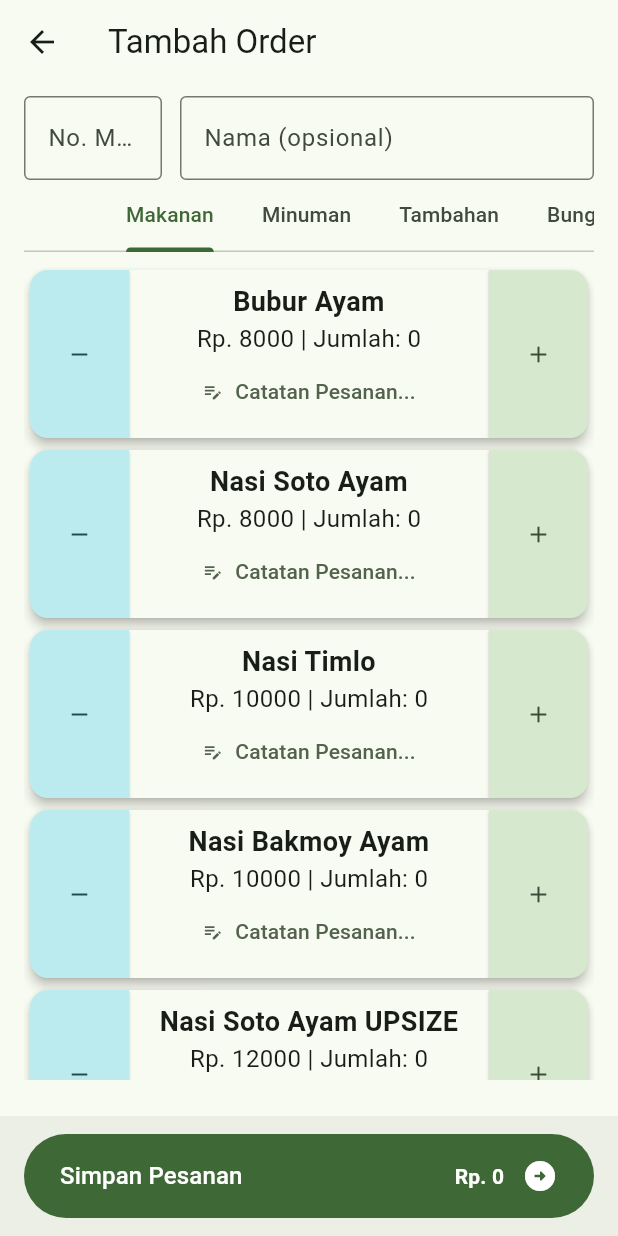
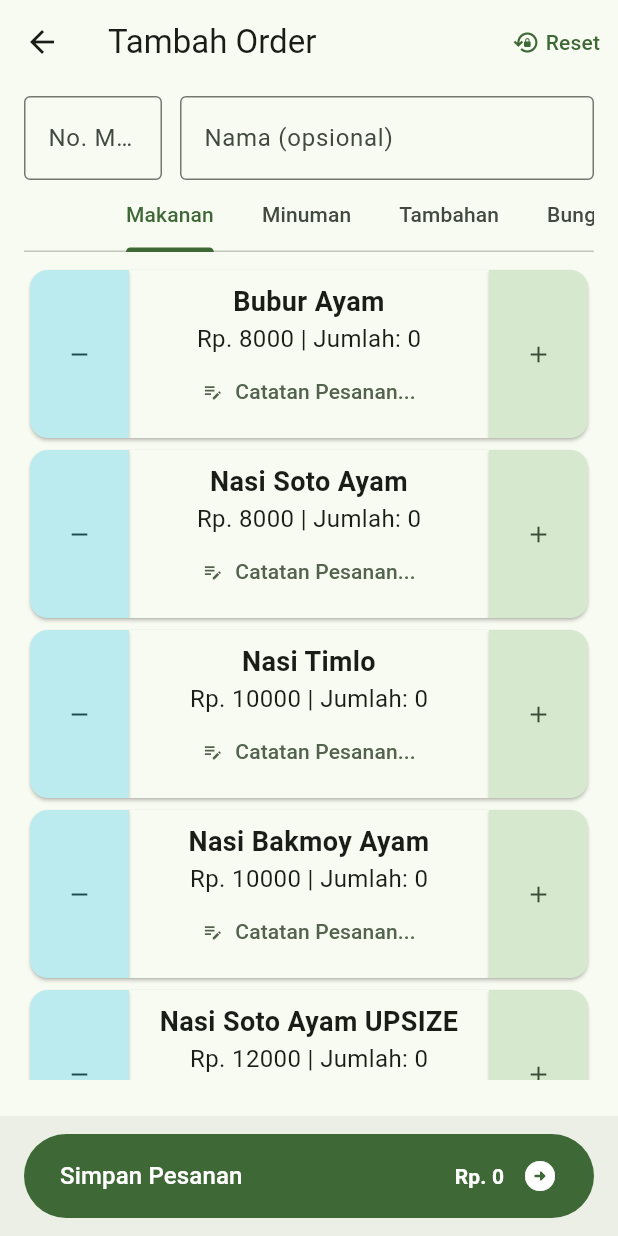
Before and after one commit to bootloopmaster636/warjo_order_management, a Flutter app: the AddOrder screen opened directly, on a phone screen of 412 x 824 dp. Run offline on Flutter 3.47's test engine with Material 2 defaults, Android fonts, the phone set to English and light mode, and no system bars; our stand-ins replace flutter_riverpod, google_fonts.

Commit message:
fixed item counter and add reset feature

```diff
--- a/lib/Routes/AddOrder.dart
+++ b/lib/Routes/AddOrder.dart
@@ -9,17 +9,32 @@ final tempPesananProvider =
     ChangeNotifierProvider((ref) => pesanan().initPesanan());
 var formatter = NumberFormat('###,###,###');
 
-class AddOrder extends StatelessWidget {
+class AddOrder extends ConsumerWidget {
   const AddOrder({Key? key}) : super(key: key);
 
   @override
-  Widget build(BuildContext context) {
+  Widget build(BuildContext context, WidgetRef ref) {
     return DefaultTabController(
       length: 4,
       child: Scaffold(
           backgroundColor: Theme.of(context).colorScheme.background,
           appBar: AppBar(
             title: const Text('Tambah Order'),
+            actions: [
+              TextButton(
+                  onPressed: () {
+                    ref.read(tempPesananProvider).initPesanan();
+                  },
+                  child: const Row(
+                    children: [
+                      Icon(Icons.lock_reset_outlined),
+                      SizedBox(
+                        width: 4,
+                      ),
+                      Text("Reset")
+                    ],
+                  ))
+            ],
           ),
           body: Padding(
             padding: const EdgeInsets.fromLTRB(16, 8, 16, 4),
@@ -101,7 +116,8 @@ class AddOrder extends StatelessWidget {
                             itemCount: makananItems?.length,
                             itemBuilder: (context, index) {
                               return ItemCard(
-                                  items: makananItems![index], id: makananItems[index].id);
+                                  items: makananItems![index],
+                                  id: makananItems[index].id);
                             },
                           );
                         }),
@@ -161,7 +177,8 @@ class AddOrder extends StatelessWidget {
                               itemCount: bungkusItems?.length,
                               itemBuilder: (context, index) {
                                 return ItemCard(
-                                    items: bungkusItems![index], id: bungkusItems[index].id);
+                                    items: bungkusItems![index],
+                                    id: bungkusItems[index].id);
                               });
                         }),
                       ]),
@@ -209,8 +226,7 @@ class AddOrder extends StatelessWidget {
 }
 
 class ItemCard extends ConsumerStatefulWidget {
-  const ItemCard({Key? key, required this.items, required this.id})
-      : super(key: key);
+  const ItemCard({super.key, required this.items, required this.id});
 
   final item items;
   final int? id;
@@ -229,7 +245,7 @@ class ItemCardState extends ConsumerState<ItemCard> {
   @override
   Widget build(BuildContext context) {
     return Card(
-        elevation: 3,
+        elevation: 1,
         clipBehavior: Clip.antiAliasWithSaveLayer,
         color: Theme.of(context).colorScheme.surface,
         child: Row(
@@ -240,10 +256,14 @@ class ItemCardState extends ConsumerState<ItemCard> {
               flex: 1,
               child: ElevatedButton(
                   onPressed: () {
-                    print("counter decrement");
+                    ref
+                        .read(tempPesananProvider)
+                        .setItemCount(widget.id!, widget.items.jumlah! - 1);
                   },
                   onLongPress: () {
-                    print("counter bigstep decrement");
+                    ref
+                        .read(tempPesananProvider)
+                        .setItemCount(widget.id!, widget.items.jumlah! - 5);
                   },
                   style: ElevatedButton.styleFrom(
                       backgroundColor:
@@ -289,8 +309,9 @@ class ItemCardState extends ConsumerState<ItemCard> {
                                     Icon(
                                       Icons.edit_note_outlined,
                                       size: 14,
-                                      color:
-                                          Theme.of(context).colorScheme.secondary,
+                                      color: Theme.of(context)
+                                          .colorScheme
+                                          .secondary,
                                     ),
                                     const SizedBox(
                                       width: 8,
@@ -315,10 +336,14 @@ class ItemCardState extends ConsumerState<ItemCard> {
               flex: 1,
               child: ElevatedButton(
                   onPressed: () {
-                    print("counter increment");
+                    ref
+                        .read(tempPesananProvider)
+                        .setItemCount(widget.id!, widget.items.jumlah! + 1);
                   },
                   onLongPress: () {
-                    print("counter bigstep increment");
+                    ref
+                        .read(tempPesananProvider)
+                        .setItemCount(widget.id!, widget.items.jumlah! + 5);
                   },
                   style: ElevatedButton.styleFrom(
                       backgroundColor:
--- a/lib/classes/item.dart
+++ b/lib/classes/item.dart
@@ -13,12 +13,12 @@ class item {
       int harga = 0,
       int jumlah = 0,
       String? catatan})
-      : _id = 0,
+      : _id = id,
         _nama = nama,
         _jenis = jenis,
         _harga = harga,
         _jumlah = jumlah,
-        _catatan = catatan;
+        _catatan = "Tulis Catatan Pesanan...";
 
 
   static List<item> makeMenu() {
--- a/lib/classes/pesanan.dart
+++ b/lib/classes/pesanan.dart
@@ -31,6 +31,7 @@ class pesanan extends ChangeNotifier {
     waktu_pemesanan = DateTime.now();
     daftar_pesanan = item.makeMenu();
     total_harga = 0;
+    notifyListeners();
     return this;
   }
 
```
